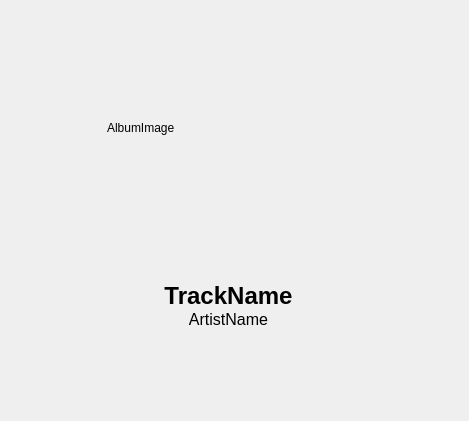
First picture: the form in app/src/PlayerView.ui, repository MansTomb/uamp, before the edit.
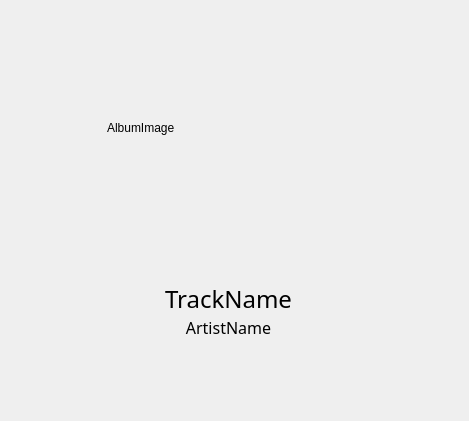
Second picture: the form after the edit. Icons and pictures are not drawn.

```diff
--- a/app/src/PlayerView.ui
+++ b/app/src/PlayerView.ui
@@ -168,11 +168,16 @@
          </property>
          <property name="font">
           <font>
+           <family>PT Mono</family>
            <pointsize>18</pointsize>
-           <weight>75</weight>
-           <bold>true</bold>
+           <weight>9</weight>
+           <italic>false</italic>
+           <bold>false</bold>
           </font>
          </property>
+         <property name="styleSheet">
+          <string notr="true">font: 75 18pt &quot;PT Mono&quot;;</string>
+         </property>
          <property name="text">
           <string>TrackName</string>
          </property>
@@ -191,9 +196,16 @@
          </property>
          <property name="font">
           <font>
+           <family>PT Mono</family>
            <pointsize>12</pointsize>
+           <weight>9</weight>
+           <italic>false</italic>
+           <bold>false</bold>
           </font>
          </property>
+         <property name="styleSheet">
+          <string notr="true">font: 75 12pt &quot;PT Mono&quot;;</string>
+         </property>
          <property name="text">
           <string>ArtistName</string>
          </property>
```
